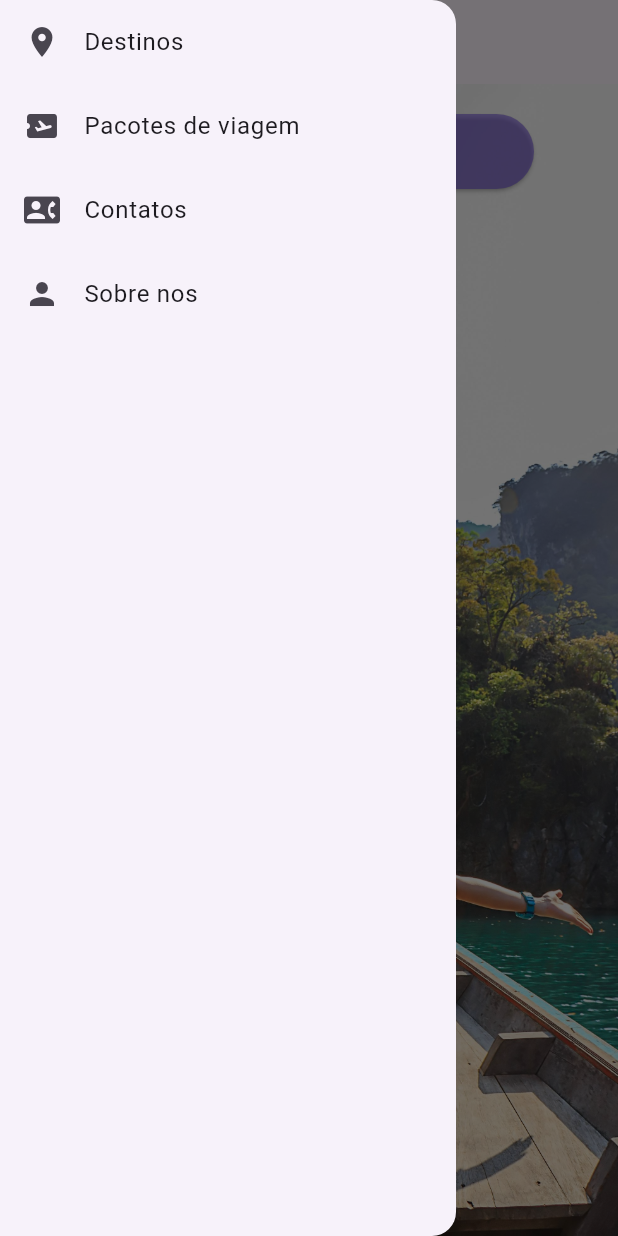
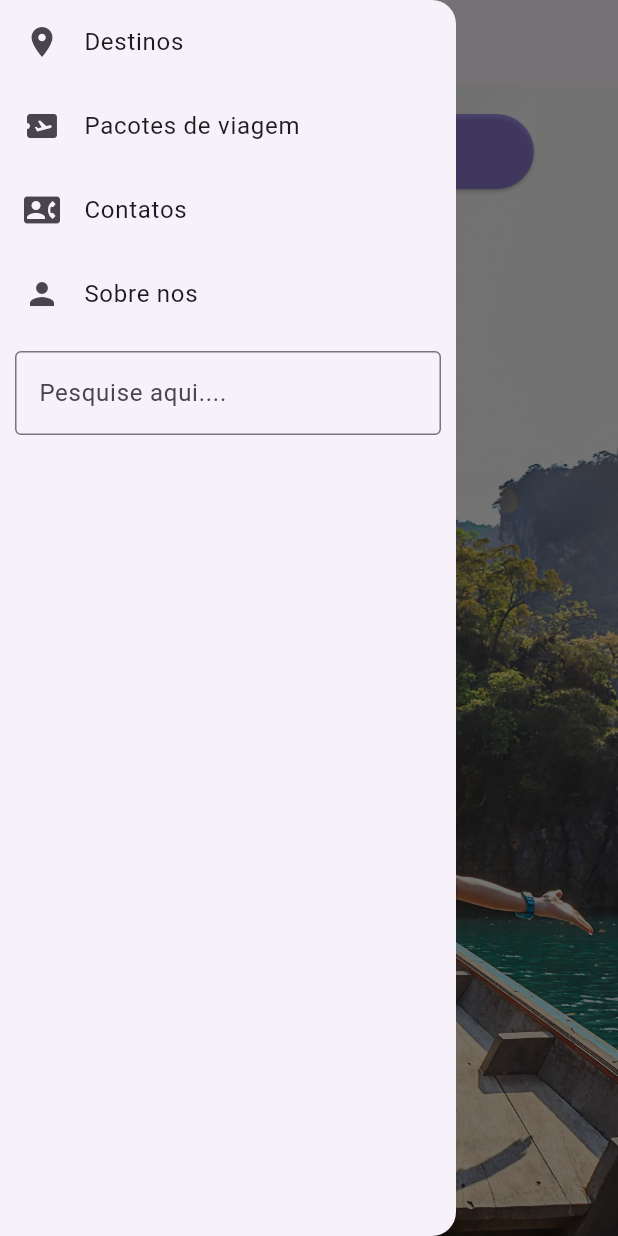
Before and after one commit to ThomazHilario/explore_the_world, a Flutter app: the screen it shows after launch, with the side drawer open, on a phone screen of 412 x 824 dp. Run offline on Flutter 3.47's test engine with Material 3 defaults, Android fonts, the light colour scheme and no system bars.

Commit message:
feat(Drawer): Adicionar input de pesquisa ao drawer.

```diff
--- a/lib/main.dart
+++ b/lib/main.dart
@@ -49,7 +49,7 @@ class MyHomePage extends StatelessWidget {
       ),
       drawer: Drawer(
         child: ListView(
-          children: <ListTile>[
+          children: [
             ListTile(
               leading: const Icon(Icons.location_on),
               title: const Text('Destinos'),
@@ -81,6 +81,16 @@ class MyHomePage extends StatelessWidget {
                 Navigator.pop(context);
                 Navigator.pushNamed(context, '/sobre');
               },
+            ),
+
+            Container(
+              padding: const EdgeInsets.all(10),
+              child: const TextField(
+                decoration: InputDecoration(
+                  border: OutlineInputBorder(),
+                  hintText: 'Pesquise aqui....'
+                ),
+              ),
             )
           ],
         ),
```
